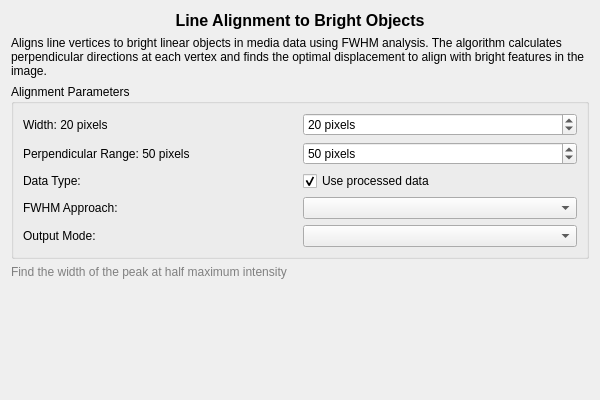
First picture: the form in src/WhiskerToolbox/DataTransform_Widget/Lines/LineAlignment_Widget/LineAlignment_Widget.ui, repository paulmthompson/WhiskerToolbox, before the edit.
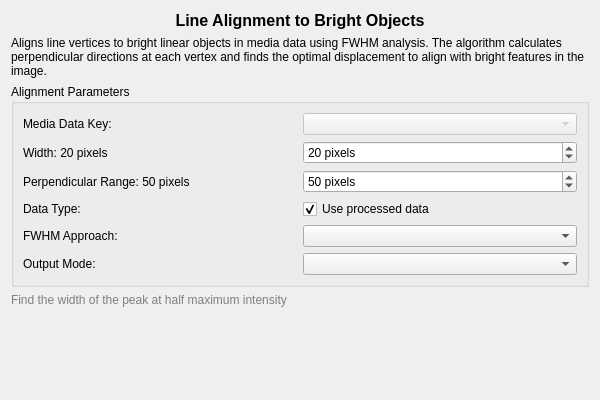
Second picture: the form after the edit.

Commit message: line alignment widget can select media

```diff
--- a/src/WhiskerToolbox/DataTransform_Widget/Lines/LineAlignment_Widget/LineAlignment_Widget.ui
+++ b/src/WhiskerToolbox/DataTransform_Widget/Lines/LineAlignment_Widget/LineAlignment_Widget.ui
@@ -47,13 +47,27 @@
      </property>
      <layout class="QGridLayout" name="gridLayout">
       <item row="0" column="0">
+       <widget class="QLabel" name="mediaDataKeyLabel">
+        <property name="text">
+         <string>Media Data Key:</string>
+        </property>
+       </widget>
+      </item>
+      <item row="0" column="1">
+       <widget class="QComboBox" name="mediaDataKeyComboBox">
+        <property name="enabled">
+         <bool>false</bool>
+        </property>
+       </widget>
+      </item>
+      <item row="1" column="0">
        <widget class="QLabel" name="widthLabel">
         <property name="text">
          <string>Width: 20 pixels</string>
         </property>
        </widget>
       </item>
-             <item row="0" column="1">
+             <item row="1" column="1">
         <widget class="QSpinBox" name="widthSpinBox">
          <property name="minimum">
           <number>1</number>
@@ -69,14 +83,14 @@
          </property>
         </widget>
        </item>
-       <item row="1" column="0">
+       <item row="2" column="0">
         <widget class="QLabel" name="perpendicularRangeLabel">
          <property name="text">
           <string>Perpendicular Range: 50 pixels</string>
          </property>
         </widget>
        </item>
-       <item row="1" column="1">
+       <item row="2" column="1">
         <widget class="QSpinBox" name="perpendicularRangeSpinBox">
          <property name="minimum">
           <number>10</number>
@@ -92,14 +106,14 @@
          </property>
         </widget>
        </item>
-             <item row="2" column="0">
+             <item row="3" column="0">
         <widget class="QLabel" name="dataTypeLabel">
          <property name="text">
           <string>Data Type:</string>
          </property>
         </widget>
        </item>
-       <item row="2" column="1">
+       <item row="3" column="1">
         <widget class="QCheckBox" name="useProcessedDataCheckBox">
          <property name="text">
           <string>Use processed data</string>
@@ -109,24 +123,24 @@
          </property>
         </widget>
        </item>
-       <item row="3" column="0">
+       <item row="4" column="0">
         <widget class="QLabel" name="approachLabel">
          <property name="text">
           <string>FWHM Approach:</string>
          </property>
         </widget>
        </item>
-       <item row="3" column="1">
+       <item row="4" column="1">
         <widget class="QComboBox" name="approachComboBox"/>
        </item>
-               <item row="5" column="0">
+               <item row="6" column="0">
          <widget class="QLabel" name="outputModeLabel">
           <property name="text">
            <string>Output Mode:</string>
           </property>
          </widget>
         </item>
-        <item row="5" column="1">
+        <item row="6" column="1">
          <widget class="QComboBox" name="outputModeComboBox"/>
         </item>
      </layout>
```
The commit also changes 2 other files.
